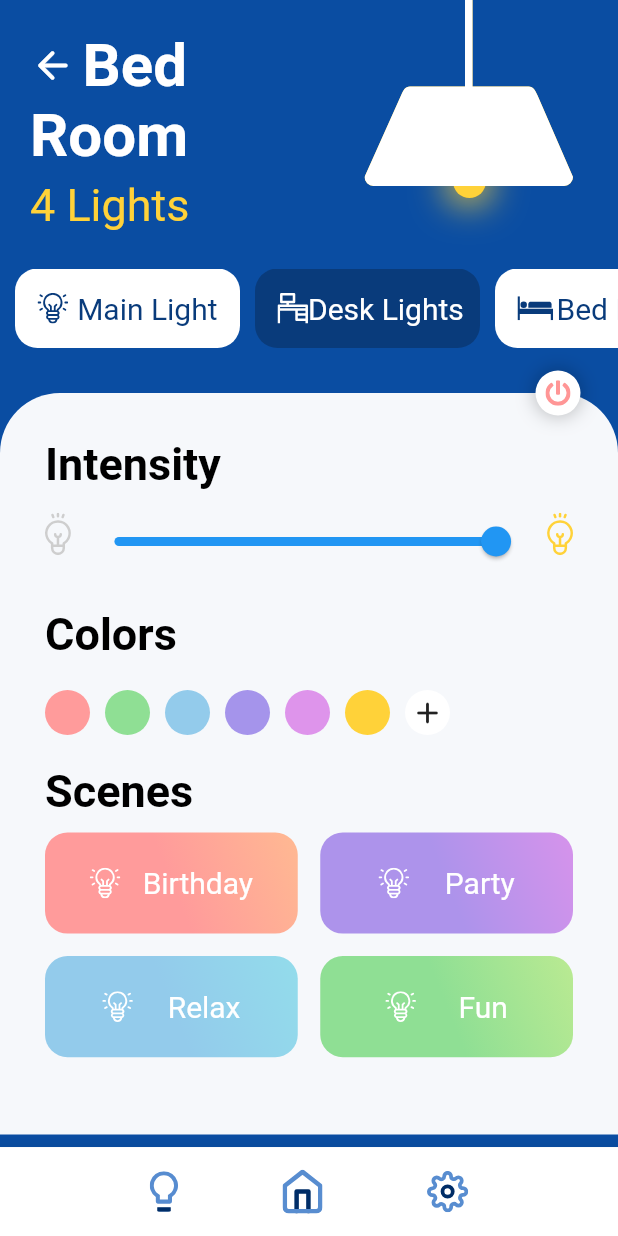
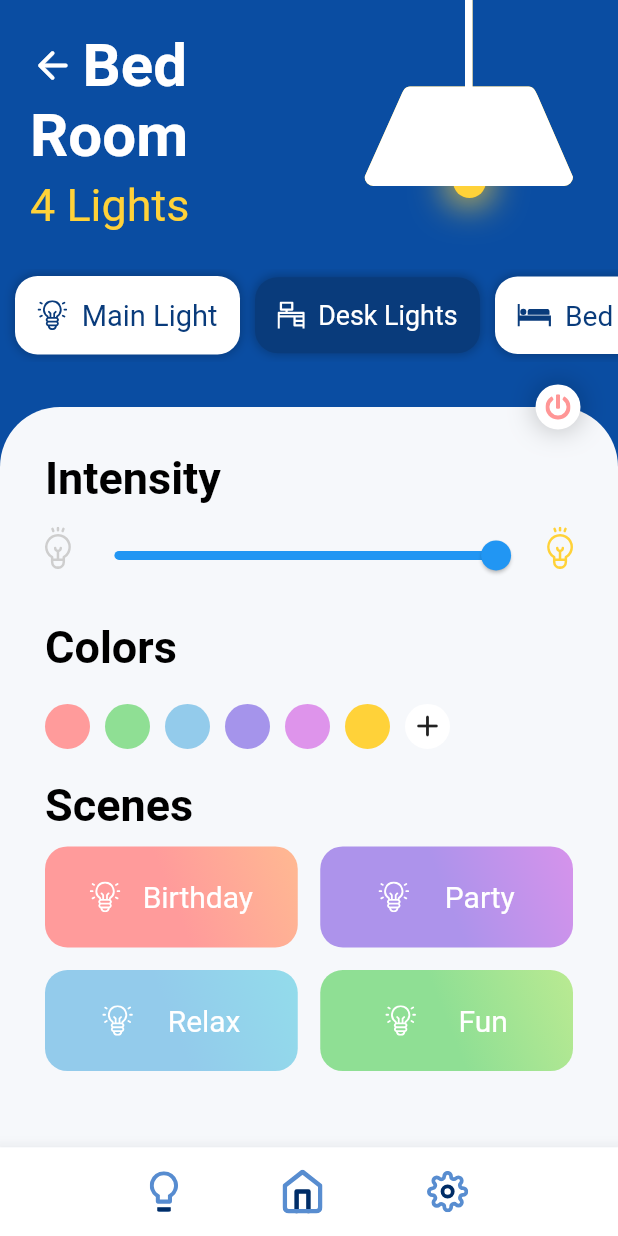
Before and after one commit to manasivariar/Touchstone-Foundation, a Flutter app: the screen it shows after launch, after a tap on "Bed room", on a phone screen of 412 x 824 dp. Run offline on Flutter 3.47's test engine with Material 2 defaults, Android fonts, the phone set to English and light mode, and no system bars; drawn by our look-alikes of syncfusion_flutter_sliders; our stand-ins replace flutter_svg, hexcolor; missing offline and left inert: syncfusion_flutter_core.

Commit message:
final commit

```diff
--- a/lib/bedroom.dart
+++ b/lib/bedroom.dart
@@ -88,7 +88,7 @@ class _BedRoomState extends State<BedRoom> {
           // height: double.infinity,
           color: HexColor("#0A4DA2"),
           child: SingleChildScrollView(
-            physics: NeverScrollableScrollPhysics(),
+            // physics: NeverScrollableScrollPhysics(),
             child: Column(
               children: [
                 // const SizedBox(
@@ -386,7 +386,7 @@ class _BedRoomState extends State<BedRoom> {
                         child: GestureDetector(
                           onTap: () {
                             setState(() {
-                              _value = 0.0;
+                              _value = _value == 0.0 ? 10.0 : 0.0;
                             });
                           },
                           child: Container(
@@ -395,8 +395,8 @@ class _BedRoomState extends State<BedRoom> {
                                 boxShadow: [
                                   BoxShadow(
                                       offset: Offset.zero,
-                                      spreadRadius: 0.5,
-                                      blurRadius: 10,
+                                      spreadRadius: 0.1,
+                                      blurRadius: 15,
                                       color: Colors.black26)
                                 ]),
                             child: CircleAvatar(
--- a/lib/widgets/bedroom_card.dart
+++ b/lib/widgets/bedroom_card.dart
@@ -15,15 +15,26 @@ class BedroomCard extends StatelessWidget {
     return Container(
       width: 150,
       padding: EdgeInsets.all(15),
-      margin: EdgeInsets.only(left: 10),
+      margin: EdgeInsets.only(left: 10, top: 5, bottom: 5),
       decoration: BoxDecoration(
           borderRadius: BorderRadius.circular(15),
-          color: isSelected ? HexColor("093B7B") : Colors.white),
+          color: isSelected ? HexColor("093B7B") : Colors.white,
+          boxShadow: [
+            BoxShadow(
+              offset: Offset.zero,
+              blurRadius: 5,
+              spreadRadius: 0.3,
+              color: Colors.black26,
+            )
+          ]
+          ),
+      child: FittedBox(
         child: Row(
           mainAxisAlignment: MainAxisAlignment.spaceBetween,
           children: [
             SvgPicture.asset(icon,
                 color: isSelected ? Colors.white : HexColor("093B7B")),
+            SizedBox(width: 10),
             Text(
               title,
               style: TextStyle(
@@ -32,6 +43,7 @@ class BedroomCard extends StatelessWidget {
             ),
           ],
         ),
+      ),
     );
   }
 }
--- a/lib/widgets/panel_card.dart
+++ b/lib/widgets/panel_card.dart
@@ -27,7 +27,8 @@ class PanelCard extends StatelessWidget {
               const SizedBox(
                 height: 20,
               ),
-              Text(
+              FittedBox(
+                child: Text(
                   title,
                   style: Theme.of(context).textTheme.bodyText2!.copyWith(
                         fontSize: 20,
@@ -35,6 +36,7 @@ class PanelCard extends StatelessWidget {
                       ),
                   // style: const TextStyle(
                   //     fontWeight: FontWeight.normal, fontSize: 20),
+                ),
               ),
               Text(
                 "$count Light${int.parse(count) < 2 ? '' : 's'}",
```
Also changed, not shown: 1 other file. Lines whose indentation alone changed are shown as unchanged.
